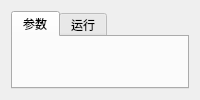
First picture: the form in src/emo_master/plugins/builtins/plc_slmp_read/ui/editor.ui, repository jsdfhasuh/emo_master, before the edit.
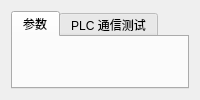
Second picture: the form after the edit.

Patch:
```diff
--- a/src/emo_master/plugins/builtins/plc_slmp_read/ui/editor.ui
+++ b/src/emo_master/plugins/builtins/plc_slmp_read/ui/editor.ui
@@ -10,7 +10,7 @@
       <layout class="QVBoxLayout" name="paramsLayout"/>
      </widget>
      <widget class="QWidget" name="runtimePage">
-      <attribute name="title"><string>运行</string></attribute>
+      <attribute name="title"><string>PLC 通信测试</string></attribute>
       <layout class="QVBoxLayout" name="runtimeLayout"/>
      </widget>
     </widget>
```
